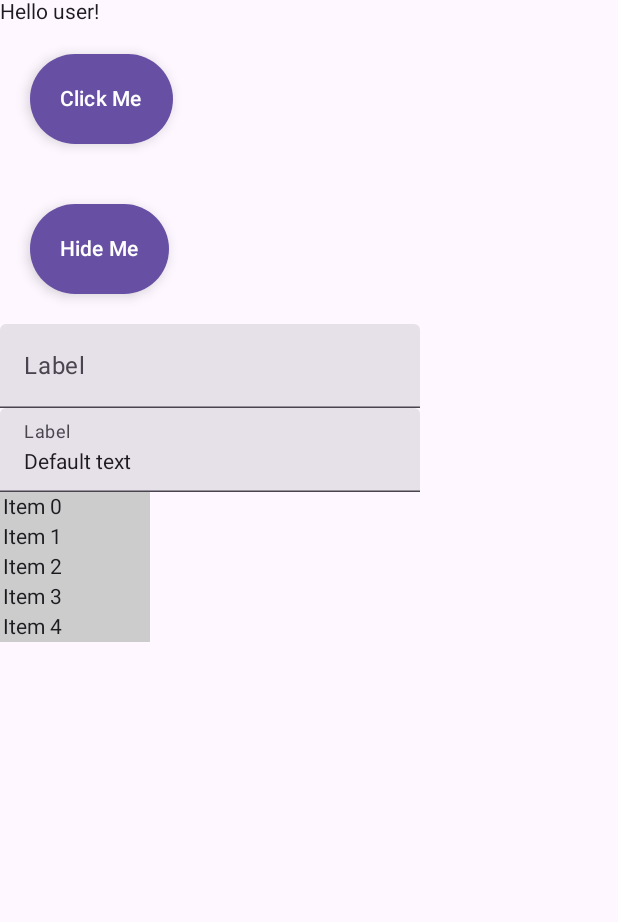
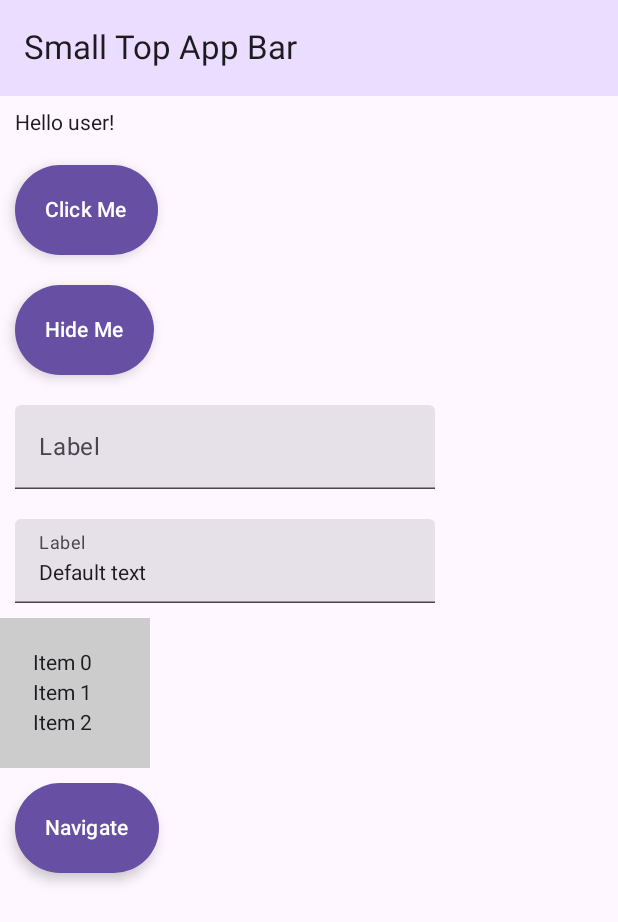
Before and after one commit to Progressive-Insurance/kherkin, an Android app built with Jetpack Compose: the BasicComposeActivity screen opened directly, with no data from a screen before it, on a phone screen of 412 x 824 dp. Shown: the top 922 px of the screen. Run offline under Robolectric (Android 15) with nearby library versions, the phone set to English and light mode, and no system bars.

Commit message:
Add two compose activities and navigation (#24)

```diff
--- a/sampleapp/src/main/AndroidManifest.xml
+++ b/sampleapp/src/main/AndroidManifest.xml
@@ -23,6 +23,8 @@
         <activity android:name="com.progressive.sampleapp.activities.xml.TextFieldActivity"/>
         <activity android:name="com.progressive.sampleapp.activities.xml.WebViewActivity"/>
         <activity android:name="com.progressive.sampleapp.activities.compose.BasicComposeActivity"/>
+        <activity android:name="com.progressive.sampleapp.activities.compose.SecondComposeActivity"/>
+        <activity android:name="com.progressive.sampleapp.activities.compose.FinalComposeActivity"/>
     </application>
 
 </manifest>
--- a/sampleapp/src/main/java/com/progressive/sampleapp/activities/compose/BasicComposeActivity.kt
+++ b/sampleapp/src/main/java/com/progressive/sampleapp/activities/compose/BasicComposeActivity.kt
@@ -1,5 +1,6 @@
 package com.progressive.sampleapp.activities.compose
 
+import android.content.Intent
 import android.os.Bundle
 import androidx.activity.ComponentActivity
 import androidx.activity.compose.setContent
@@ -15,10 +16,14 @@ import androidx.compose.foundation.text.KeyboardOptions
 import androidx.compose.foundation.verticalScroll
 import androidx.compose.material3.Button
 import androidx.compose.material3.ButtonDefaults
+import androidx.compose.material3.ExperimentalMaterial3Api
 import androidx.compose.material3.MaterialTheme
+import androidx.compose.material3.Scaffold
 import androidx.compose.material3.Surface
 import androidx.compose.material3.Text
 import androidx.compose.material3.TextField
+import androidx.compose.material3.TopAppBar
+import androidx.compose.material3.TopAppBarDefaults
 import androidx.compose.runtime.Composable
 import androidx.compose.runtime.getValue
 import androidx.compose.runtime.mutableStateOf
@@ -26,6 +31,7 @@ import androidx.compose.runtime.remember
 import androidx.compose.runtime.setValue
 import androidx.compose.ui.Modifier
 import androidx.compose.ui.graphics.Color
+import androidx.compose.ui.platform.LocalContext
 import androidx.compose.ui.platform.LocalFocusManager
 import androidx.compose.ui.platform.LocalSoftwareKeyboardController
 import androidx.compose.ui.platform.testTag
@@ -34,6 +40,7 @@ import androidx.compose.ui.text.input.ImeAction
 import androidx.compose.ui.tooling.preview.Preview
 import androidx.compose.ui.unit.dp
 import com.progressive.kherkin.sampleapp.R
+import com.progressive.sampleapp.activities.xml.TextFieldActivity
 
 class BasicComposeActivity : ComponentActivity() {
     override fun onCreate(savedInstanceState: Bundle?) {
@@ -43,15 +50,31 @@ class BasicComposeActivity : ComponentActivity() {
                 modifier = Modifier.fillMaxSize(),
                 color = MaterialTheme.colorScheme.background
             ) {
-                SetupContent()
+                SmallTopAppBar()
             }
         }
     }
 }
 
+@OptIn(ExperimentalMaterial3Api::class)
 @Composable
-private fun SetupContent() {
-    Column {
+fun SmallTopAppBar() {
+    Scaffold(
+        topBar = {
+            TopAppBar(
+                title = {
+                    Text("Small Top App Bar")
+                },
+                colors = TopAppBarDefaults.topAppBarColors(
+                    containerColor = MaterialTheme.colorScheme.primaryContainer
+                )
+            )
+        },
+    ) { innerPadding ->
+        Column (
+            modifier = Modifier
+                .padding(innerPadding)
+        ) {
             var buttonVisibility by remember { mutableStateOf(true) }
 
             Greeting()
@@ -60,12 +83,15 @@ private fun SetupContent() {
             TextField()
             TextFieldPrefilled()
             ScrollBoxes()
+            NavigateButton()
+        }
     }
 }
 
 @Composable
 private fun Greeting() {
-    Text(text = stringResource(id = R.string.hello))
+    Text(text = stringResource(id = R.string.hello),
+        modifier = Modifier.padding(10.dp))
 }
 
 @Composable
@@ -79,7 +105,7 @@ private fun BasicButton() {
         contentPadding = PaddingValues(all = 20.dp),
         elevation = ButtonDefaults.buttonElevation(defaultElevation = 5.dp),
         modifier = Modifier
-            .padding(20.dp)
+            .padding(10.dp)
             .testTag("Compose Button")
     ) {
         Text(text)
@@ -97,7 +123,7 @@ private fun HidingButton(buttonIsVisible: Boolean, changeValue: (Boolean) -> Uni
             contentPadding = PaddingValues(all = 20.dp),
             elevation = ButtonDefaults.buttonElevation(defaultElevation = 5.dp),
             modifier = Modifier
-                .padding(20.dp)
+                .padding(10.dp)
                 .testTag("Hidden Button")
         ) {
             Text(text = hiddenButtonText)
@@ -124,7 +150,9 @@ private fun TextField() {
                 focusManager.clearFocus()
             }
         ),
-        modifier = Modifier.testTag("Text Field")
+        modifier = Modifier
+            .padding(10.dp)
+            .testTag("Text Field")
     )
 }
 
@@ -148,7 +176,9 @@ private fun TextFieldPrefilled() {
                 focusManager.clearFocus()
             }
         ),
-        modifier = Modifier.testTag("Prefilled Field")
+        modifier = Modifier
+            .padding(10.dp)
+            .testTag("Prefilled Field")
     )
 }
 
@@ -158,6 +188,7 @@ private fun ScrollBoxes() {
         modifier = Modifier
             .background(Color.LightGray)
             .size(100.dp)
+            .padding(20.dp)
             .verticalScroll(rememberScrollState())
             .testTag("Scroll Box")
     ) {
@@ -171,8 +202,27 @@ private fun ScrollBoxes() {
     }
 }
 
+@Composable
+private fun NavigateButton() {
+    val buttonText = stringResource(id = R.string.button_navigate)
+    val context = LocalContext.current
+
+    Button(
+        onClick = {
+            context.startActivity(Intent(context, TextFieldActivity::class.java))
+        },
+        contentPadding = PaddingValues(all = 20.dp),
+        elevation = ButtonDefaults.buttonElevation(defaultElevation = 5.dp),
+        modifier = Modifier
+            .padding(10.dp)
+            .testTag("Navigate Compose Button")
+    ) {
+        Text(buttonText)
+    }
+}
+
 @Preview(showBackground = true)
 @Composable
 private fun DefaultPreview() {
-    SetupContent()
+    SmallTopAppBar()
 }
--- a/sampleapp/src/main/res/values/strings.xml
+++ b/sampleapp/src/main/res/values/strings.xml
@@ -101,6 +101,7 @@
     <string name="web_url">https://developer.android.com/</string>
 
 <!--  BasicComposeActivity  -->
+    <string name="compose_title">Basic Compose Activity</string>
     <string name="hello">Hello user!</string>
     <string name="basic_button">Click Me</string>
     <string name="basic_button_clicked">Button Clicked</string>
@@ -108,4 +109,10 @@
     <string name="label">Label</string>
     <string name="placeholder">Placeholder</string>
     <string name="prefilled_text_field">Default text</string>
+
+<!--  SecondComposeActivity  -->
+    <string name="second_title">Second Compose Activity</string>
+
+<!--  FinalComposeActivity  -->
+    <string name="final_title">Final Compose Activity</string>
 </resources>
```
Also changed, not shown: sampleapp/src/main/java/com/progressive/sampleapp/activities/compose/FinalComposeActivity.kt (added, +76 -0 lines), sampleapp/src/main/java/com/progressive/sampleapp/activities/compose/SecondComposeActivity.kt (added, +73 -0 lines), sampleapp/src/main/java/com/progressive/sampleapp/activities/xml/TextFieldActivity.kt (+8 -0 lines), sampleapp/src/main/res/layout/activity_text_field.xml (+10 -0 lines). Lines whose indentation alone changed are shown as unchanged.
